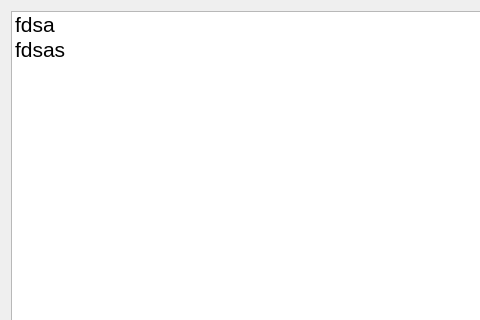
The window that TcpClient/online.ui (Sunshine-llh/NetWorkDiskSystem) describes before a commit, drawn with Qt 5; both pictures show x 0 to 480 and y 0 to 320 of the 645 by 470 pixel window.
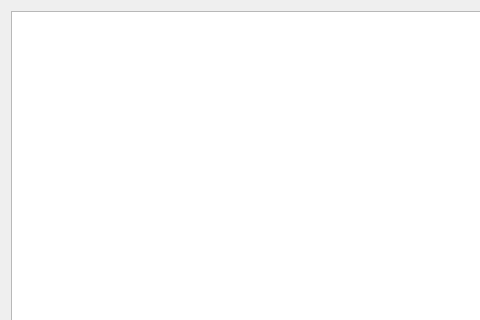
The same window after the commit.

Commit message: modify the show_online_friend function

What changed in the file:
```diff
--- a/TcpClient/online.ui
+++ b/TcpClient/online.ui
@@ -23,16 +23,6 @@
          <pointsize>16</pointsize>
         </font>
        </property>
-       <item>
-        <property name="text">
-         <string>fdsa</string>
-        </property>
-       </item>
-       <item>
-        <property name="text">
-         <string>fdsas</string>
-        </property>
-       </item>
       </widget>
      </item>
      <item>
```
The commit also changes 10 other files.
